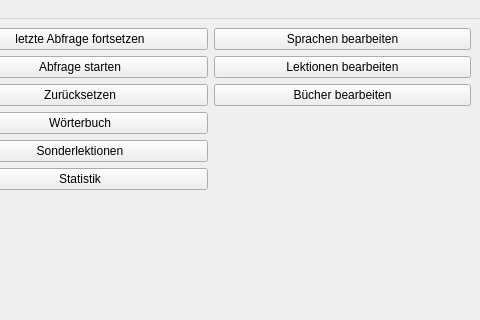
The window that UIs/MainWindow.ui (JPaehr/VokabelTrainer) describes before a commit, drawn with Qt 5; both pictures show x 320 to 800 and y 0 to 320 of the 800 by 600 pixel window.
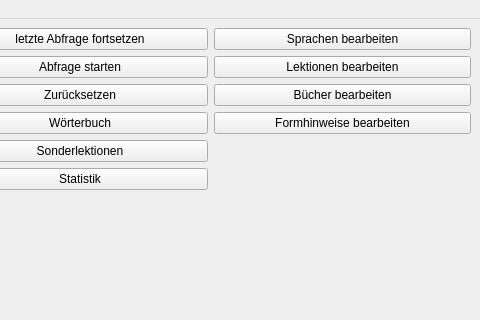
The same window after the commit.

The edit to the form file:
```diff
--- a/UIs/MainWindow.ui
+++ b/UIs/MainWindow.ui
@@ -124,6 +124,13 @@
           </property>
          </widget>
         </item>
+        <item>
+         <widget class="QPushButton" name="pBEditGrammarHints">
+          <property name="text">
+           <string>Formhinweise bearbeiten</string>
+          </property>
+         </widget>
+        </item>
         <item>
          <widget class="QWidget" name="widget_3" native="true"/>
         </item>
```
